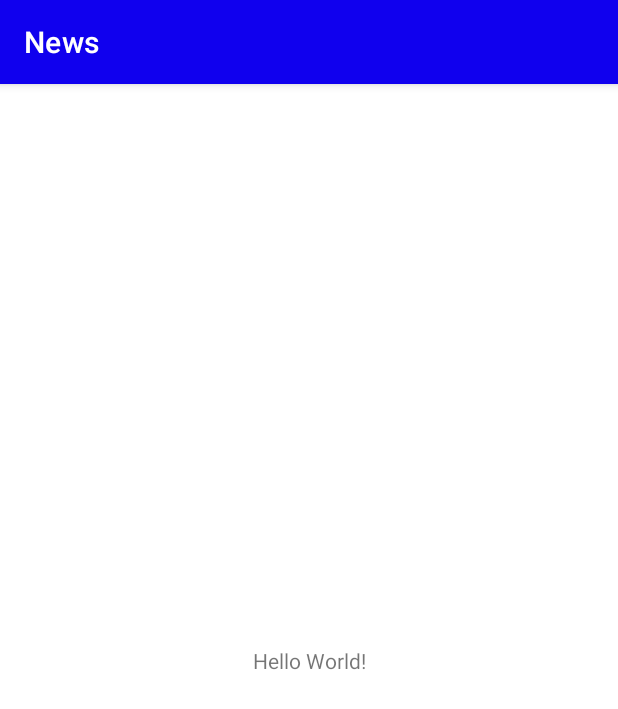
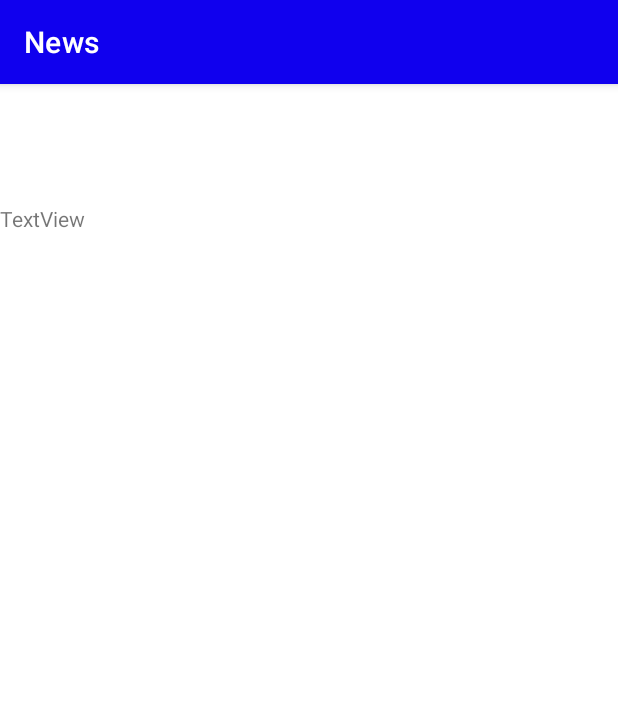
Before and after one commit to YaroslavLy/App-News, an Android app: the screen it shows after launch (MainActivity), on a phone screen of 412 x 824 dp. Shown: the top 709 px of the screen. Run offline under Robolectric (Android 15) with nearby library versions, the phone set to English and light mode, and no system bars.

Commit message:
home page

```diff
--- a/app/src/main/res/layout/activity_main.xml
+++ b/app/src/main/res/layout/activity_main.xml
@@ -6,13 +6,32 @@
     android:layout_height="match_parent"
     tools:context=".MainActivity">
 
-    <TextView
-        android:layout_width="wrap_content"
-        android:layout_height="wrap_content"
-        android:text="Hello World!"
+    <LinearLayout
+        android:layout_width="0dp"
+        android:layout_height="0dp"
+        android:orientation="vertical"
         app:layout_constraintBottom_toBottomOf="parent"
         app:layout_constraintEnd_toEndOf="parent"
         app:layout_constraintStart_toStartOf="parent"
-        app:layout_constraintTop_toTopOf="parent" />
+        app:layout_constraintTop_toTopOf="parent">
+
+        <androidx.recyclerview.widget.RecyclerView
+            android:layout_width="match_parent"
+            android:layout_height="match_parent"
+            android:layout_weight="3.25"
+            android:orientation="horizontal" />
+
+        <TextView
+            android:id="@+id/textView2"
+            android:layout_width="match_parent"
+            android:layout_height="match_parent"
+            android:layout_weight="2"
+            android:text="TextView" />
+
+        <androidx.recyclerview.widget.RecyclerView
+            android:layout_width="match_parent"
+            android:layout_height="match_parent"
+            android:layout_weight="2" />
+    </LinearLayout>
 
 </androidx.constraintlayout.widget.ConstraintLayout>
```
Also changed, not shown: app/src/main/res/layout/item_category.xml (added, +14 -0 lines).
